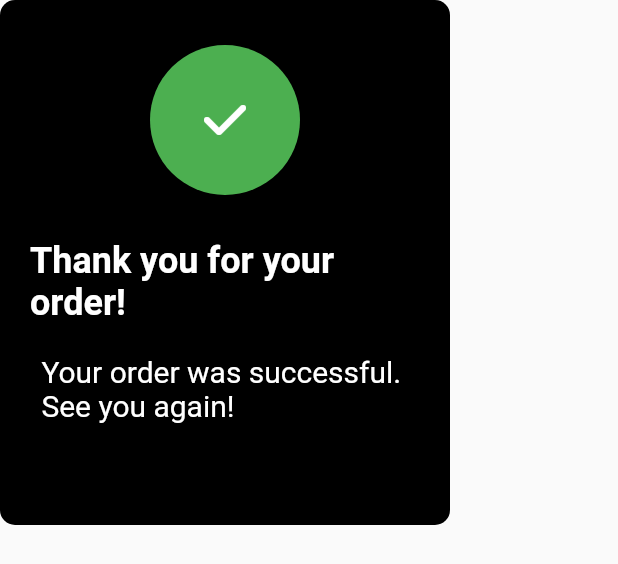
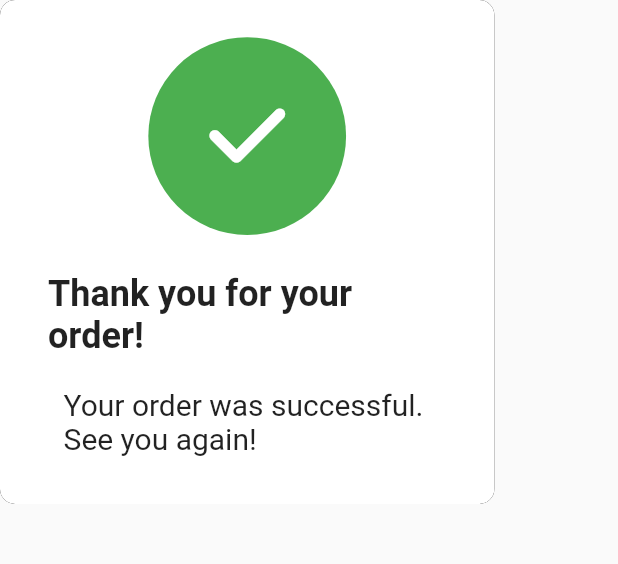
Before and after one commit to jinyongnan810/flutter-practice, a Flutter app: the _Prompt widget shown alone on an empty page, opened directly, on a phone screen of 412 x 824 dp. Shown: the top 564 px of the screen. Run offline on Flutter 3.47's test engine with Material 2 defaults, Android fonts, the phone set to English and light mode, and no system bars; our stand-ins replace audioplayers, flutter_riverpod, font_awesome_flutter, freezed_annotation; missing offline and left inert: super_editor.

Commit message:
animated prompt day3

```diff
--- a/lib/demos/animated_prompt_demo.dart
+++ b/lib/demos/animated_prompt_demo.dart
@@ -19,8 +19,7 @@ class AnimatedPromptDemo extends StatefulWidget implements DemoWidget {
   Widget get icon => const FaIcon(FontAwesomeIcons.check);
 }
 
-class _AnimatedPromptDemoState extends State<AnimatedPromptDemo>
-    with TickerProviderStateMixin {
+class _AnimatedPromptDemoState extends State<AnimatedPromptDemo> {
   @override
   Widget build(BuildContext context) {
     return Row(
@@ -30,7 +29,6 @@ class _AnimatedPromptDemoState extends State<AnimatedPromptDemo>
           icon: FaIcon(
             FontAwesomeIcons.check,
             color: Colors.white,
-            size: 32,
           ),
           background: Colors.green,
           title: "Thank you for your order!",
@@ -40,7 +38,6 @@ class _AnimatedPromptDemoState extends State<AnimatedPromptDemo>
           icon: FaIcon(
             FontAwesomeIcons.xmark,
             color: Colors.white,
-            size: 32,
           ),
           background: Colors.redAccent,
           title: "Something went wrong!",
@@ -68,22 +65,27 @@ class _Prompt extends StatefulWidget {
   State<_Prompt> createState() => __PromptState();
 }
 
-class __PromptState extends State<_Prompt> with TickerProviderStateMixin {
+class __PromptState extends State<_Prompt> with SingleTickerProviderStateMixin {
   late final AnimationController _controller;
   late final Animation<double> _iconSizeAnimation;
   late final Animation<double> _bgSizeAnimation;
-  late final Animation<double> _positionAnimation;
+  late final Animation<Offset> _positionAnimation;
   @override
   void initState() {
     super.initState();
     _controller = AnimationController(
       vsync: this,
-      duration: const Duration(seconds: 2),
+      duration: const Duration(milliseconds: 500),
     );
-    _iconSizeAnimation = Tween<double>(begin: 2, end: 1).animate(_controller);
-    _bgSizeAnimation = Tween<double>(begin: 3, end: 1).animate(_controller);
-    _positionAnimation = Tween<double>(begin: 3, end: 1).animate(_controller);
-    _controller.repeat();
+    _iconSizeAnimation = Tween<double>(begin: 7, end: 6)
+        .animate(CurvedAnimation(parent: _controller, curve: Curves.easeInOut));
+    _bgSizeAnimation = Tween<double>(begin: 2, end: 0.4)
+        .animate(CurvedAnimation(parent: _controller, curve: Curves.easeInOut));
+    _positionAnimation = Tween<Offset>(
+      begin: const Offset(0, 0),
+      end: const Offset(0, -0.23),
+    ).animate(CurvedAnimation(parent: _controller, curve: Curves.easeInOut));
+    _controller.forward();
   }
 
   @override
@@ -94,17 +96,10 @@ class __PromptState extends State<_Prompt> with TickerProviderStateMixin {
 
   @override
   Widget build(BuildContext context) {
-    return Container(
-      width: 300,
-      height: 350,
-      decoration: const BoxDecoration(
-        borderRadius: BorderRadius.all(Radius.circular(10)),
-        color: Colors.black,
-      ),
-      padding: const EdgeInsets.symmetric(horizontal: 20, vertical: 10),
-      child: Stack(
-        children: [
-          Column(
+    final content = Padding(
+      padding: const EdgeInsets.all(32),
+      child: Column(
+        mainAxisSize: MainAxisSize.min,
         children: [
           const SizedBox(
             height: 150,
@@ -114,7 +109,6 @@ class __PromptState extends State<_Prompt> with TickerProviderStateMixin {
             style: const TextStyle(
               fontSize: 24,
               fontWeight: FontWeight.bold,
-                  color: Colors.white,
             ),
           ),
           const SizedBox(
@@ -124,28 +118,59 @@ class __PromptState extends State<_Prompt> with TickerProviderStateMixin {
             widget.details,
             style: const TextStyle(
               fontSize: 20,
-                  color: Colors.white,
             ),
           )
         ],
       ),
+    );
+    return ClipRRect(
+      borderRadius: const BorderRadius.all(Radius.circular(10)),
+      child: Container(
+        decoration: BoxDecoration(
+          borderRadius: const BorderRadius.all(Radius.circular(10)),
+          color: Colors.white,
+          boxShadow: [
+            BoxShadow(
+              color: Colors.black.withOpacity(0.7),
+              spreadRadius: 5,
+              blurRadius: 7,
+              offset: const Offset(0, 0),
+            )
+          ],
+        ),
+        child: ConstrainedBox(
+          constraints: BoxConstraints(
+            minWidth: 100,
+            minHeight: 100,
+            maxHeight: MediaQuery.of(context).size.height * 0.8,
+            maxWidth: MediaQuery.of(context).size.width * 0.8,
+          ),
+          child: Stack(
+            children: [
+              content,
               Positioned.fill(
-            top: 20,
-            child: Align(
-              alignment: Alignment.topCenter,
+                child: SlideTransition(
+                  position: _positionAnimation,
+                  child: ScaleTransition(
+                    scale: _bgSizeAnimation,
                     child: Container(
-                width: 100,
-                height: 100,
                       decoration: BoxDecoration(
                         color: widget.background,
-                  borderRadius: const BorderRadius.all(Radius.circular(100)),
+                        shape: BoxShape.circle,
                       ),
                       alignment: Alignment.center,
+                      // child: widget.icon,
+                      child: ScaleTransition(
+                        scale: _iconSizeAnimation,
                         child: widget.icon,
                       ),
                     ),
                   ),
+                ),
+              )
             ],
+          ),
+        ),
       ),
     );
   }
```
Lines whose indentation alone changed are shown as unchanged.
